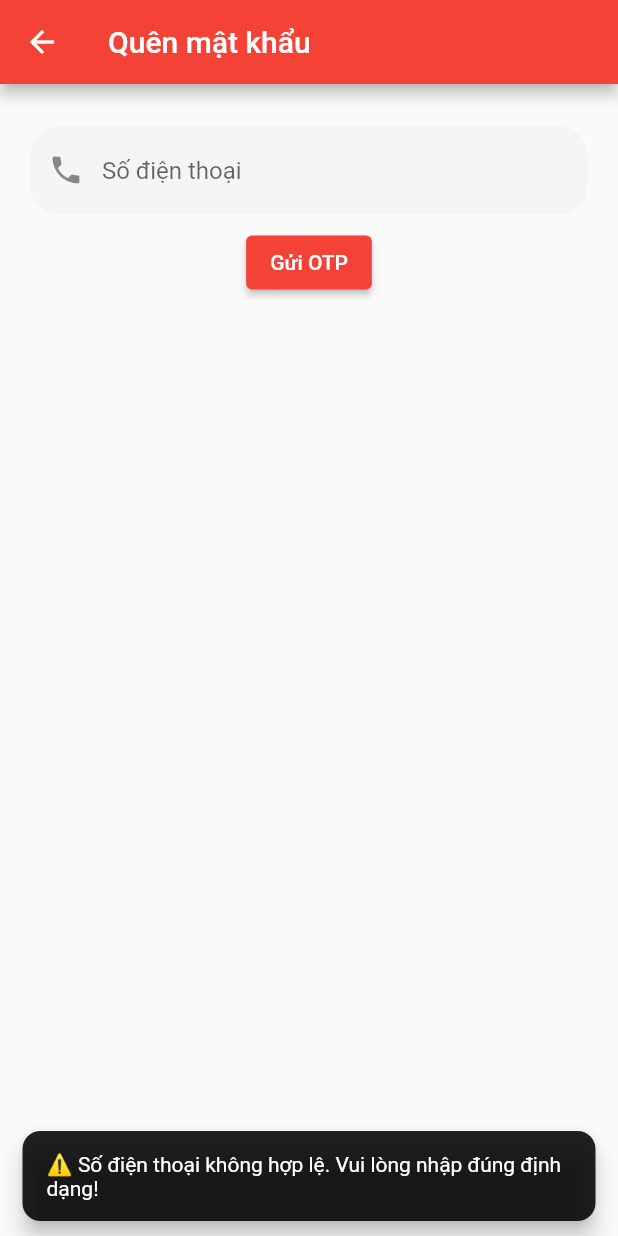
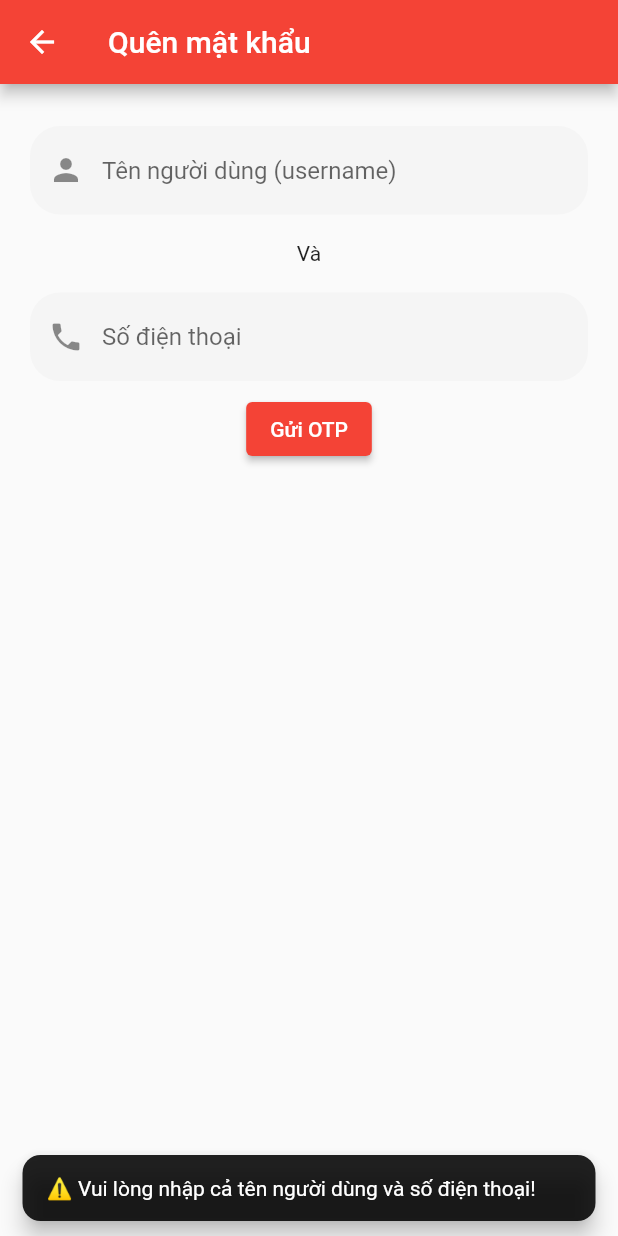
Before and after one commit to ntthanhcong/DATN, a Flutter app: the ForgotPasswordScreen screen opened directly, after a tap on "Gửi OTP", on a phone screen of 412 x 824 dp. Run offline on Flutter 3.47's test engine with Material 3 defaults, Android fonts, the light colour scheme and no system bars; our stand-ins replace cloud_firestore, firebase_auth, firebase_core, image_picker, open_file, uni_links; missing offline and left inert: syncfusion_flutter_pdf; accounts and stored records are empty.

Commit message:
Cập nhật code

```diff
--- a/lib/screens/forgot_password_screen.dart
+++ b/lib/screens/forgot_password_screen.dart
@@ -1,3 +1,4 @@
+import 'package:cloud_firestore/cloud_firestore.dart';
 import 'package:flutter/material.dart';
 import '../services/auth_service.dart';
 
@@ -11,6 +12,7 @@ class ForgotPasswordScreen extends StatefulWidget {
 class _ForgotPasswordScreenState extends State<ForgotPasswordScreen> {
   final _authService = AuthService();
 
+  final usernameController = TextEditingController(); // thêm
   final phoneController = TextEditingController();
   final otpController = TextEditingController();
   final passwordController = TextEditingController();
@@ -42,22 +44,61 @@ class _ForgotPasswordScreenState extends State<ForgotPasswordScreen> {
     );
   }
 
+  Future<String?> getUsernameByPhone(String phone) async {
+    final snapshot = await FirebaseFirestore.instance
+        .collection('users')
+        .where('phone', isEqualTo: phone)
+        .limit(1)
+        .get();
+
+    if (snapshot.docs.isNotEmpty) {
+      return snapshot.docs.first.data()['username'];
+    }
+    return null;
+  }
+
+  Future<String?> getPhoneByUsername(String username) async {
+    final doc = await FirebaseFirestore.instance
+        .collection('users')
+        .doc(username)
+        .get();
+    if (doc.exists) {
+      return doc.data()?['phone'];
+    }
+    return null;
+  }
+
   Future<void> handleSendOTP() async {
+    final username = usernameController.text.trim();
     final rawPhone = phoneController.text.trim();
 
-    // Kiểm tra định dạng số điện thoại
+    if (username.isEmpty || rawPhone.isEmpty) {
+      showSnack("⚠️ Vui lòng nhập cả tên người dùng và số điện thoại!");
+      return;
+    }
+
     final regex = RegExp(r'^0[0-9]{9,10}$');
     if (!regex.hasMatch(rawPhone)) {
       showSnack("⚠️ Số điện thoại không hợp lệ. Vui lòng nhập đúng định dạng!");
       return;
     }
 
-    final phone =
-        '+84' + rawPhone.substring(1); // chuyển 0xxxxxxx -> +84xxxxxxxx
+    final phone = '+84' + rawPhone.substring(1);
+
+    // Lấy phone theo username để so sánh
+    final phoneFromUsername = await getPhoneByUsername(username);
+    if (phoneFromUsername == null) {
+      showSnack("❌ Không tìm thấy tài khoản với tên người dùng này!");
+      return;
+    }
+
+    if (phoneFromUsername != phone) {
+      showSnack("❌ Số điện thoại không khớp với tên người dùng!");
+      return;
+    }
 
     setState(() => isLoading = true);
 
-    // Kiểm tra số điện thoại đã tồn tại
     final exists = await _authService.checkPhoneExists(phone);
     if (!exists) {
       setState(() => isLoading = false);
@@ -65,7 +106,6 @@ class _ForgotPasswordScreenState extends State<ForgotPasswordScreen> {
       return;
     }
 
-    // Gửi OTP
     final error = await _authService.sendPasswordResetOTP(phone);
     setState(() {
       isLoading = false;
@@ -91,21 +131,47 @@ class _ForgotPasswordScreenState extends State<ForgotPasswordScreen> {
   }
 
   Future<void> handleResetPassword() async {
-    final phone = phoneController.text.trim();
+    final username = usernameController.text.trim();
+    final rawPhone = phoneController.text.trim();
     final newPassword = passwordController.text.trim();
     final confirmPassword = confirmPasswordController.text.trim();
+
+    if (username.isEmpty || rawPhone.isEmpty) {
+      showSnack("⚠️ Vui lòng nhập cả tên người dùng và số điện thoại!");
+      return;
+    }
 
     if (newPassword != confirmPassword) {
       showSnack("❌ Mật khẩu xác nhận không khớp!");
       return;
     }
 
-    final success = await _authService.resetPassword(phone, newPassword);
+    final regex = RegExp(r'^0[0-9]{9,10}$');
+    if (!regex.hasMatch(rawPhone)) {
+      showSnack("⚠️ Số điện thoại không hợp lệ!");
+      return;
+    }
+
+    final phone = '+84' + rawPhone.substring(1);
+
+    // Lấy phone theo username
+    final phoneFromUsername = await getPhoneByUsername(username);
+    if (phoneFromUsername == null) {
+      showSnack("❌ Không tìm thấy tài khoản với tên người dùng này!");
+      return;
+    }
+
+    if (phoneFromUsername != phone) {
+      showSnack("❌ Số điện thoại không khớp với tên người dùng!");
+      return;
+    }
+
+    final success = await _authService.resetPassword(username, newPassword);
     if (success) {
       showSnack("🔐 Đặt lại mật khẩu thành công!");
       Navigator.pop(context);
     } else {
-      showSnack("❌ Không tìm thấy tài khoản với số điện thoại này!");
+      showSnack("❌ Đặt lại mật khẩu thất bại!");
     }
   }
 
@@ -116,7 +182,7 @@ class _ForgotPasswordScreenState extends State<ForgotPasswordScreen> {
       child: TextField(
         controller: controller,
         obscureText: isPassword,
-        keyboardType: TextInputType.text,
+        keyboardType: isPassword ? TextInputType.text : TextInputType.text,
         decoration: InputDecoration(
           prefixIcon: icon != null ? Icon(icon) : null,
           hintText: hint,
@@ -142,6 +208,12 @@ class _ForgotPasswordScreenState extends State<ForgotPasswordScreen> {
             : SingleChildScrollView(
                 child: Column(
                   children: [
+                    _buildTextField(
+                        "Tên người dùng (username)", usernameController,
+                        icon: Icons.person),
+                    const SizedBox(height: 10),
+                    const Text("Và"),
+                    const SizedBox(height: 10),
                     _buildTextField("Số điện thoại", phoneController,
                         icon: Icons.phone),
                     ElevatedButton(
--- a/lib/screens/user/momo_payment_screen.dart
+++ b/lib/screens/user/momo_payment_screen.dart
@@ -217,7 +217,7 @@ class _MomoPaymentScreenState extends State<MomoPaymentScreen> {
                 child: Column(
                   crossAxisAlignment: CrossAxisAlignment.start,
                   children: [
-                    const Text("Thông tin thanh toán",
+                    const Text("Thông tin hành khách",
                         style: TextStyle(
                             fontSize: 16, fontWeight: FontWeight.bold)),
                     const SizedBox(height: 8),
--- a/lib/screens/user/notification_screen.dart
+++ b/lib/screens/user/notification_screen.dart
@@ -57,8 +57,6 @@ class NotificationScreen extends StatelessWidget {
               shape: RoundedRectangleBorder(
                   borderRadius: BorderRadius.circular(10)),
               child: ListTile(
-                leading: const Icon(Icons.notifications_active,
-                    color: Colors.orange),
                 title: Text(data['title'] ?? 'Thông báo',
                     maxLines: 1, overflow: TextOverflow.ellipsis),
                 subtitle: Text(
```
Also changed, not shown: lib/screens/edit_user_info_screen.dart (+2 -5 lines), lib/screens/user/confirm_pickup_screen.dart (+9 -1 lines), lib/services/auth_service.dart (+6 -2 lines).
